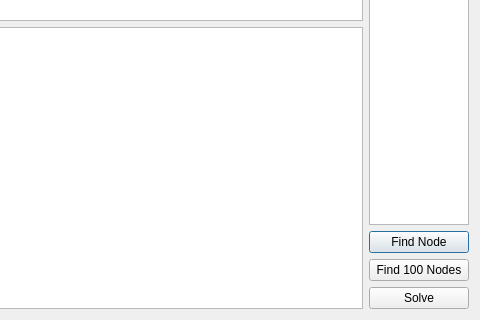
The window that src/dialog.ui (yissac/project2) describes before a commit, drawn with Qt 5; both pictures show x 288 to 768 and y 272 to 592 of the 768 by 592 pixel window.
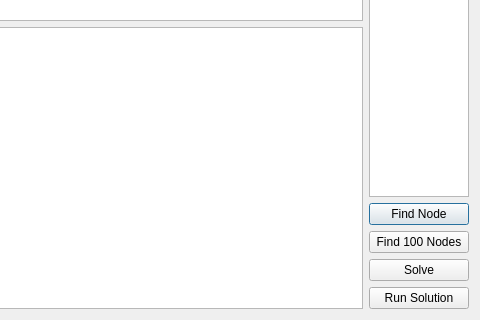
The same window after the commit.

Commit message: added run button

What changed in the file:
```diff
--- a/src/dialog.ui
+++ b/src/dialog.ui
@@ -63,6 +63,13 @@
        </property>
       </widget>
      </item>
+     <item>
+      <widget class="QPushButton" name="run">
+       <property name="text">
+        <string>Run Solution</string>
+       </property>
+      </widget>
+     </item>
     </layout>
    </item>
   </layout>
```
The commit also changes 4 other files.
